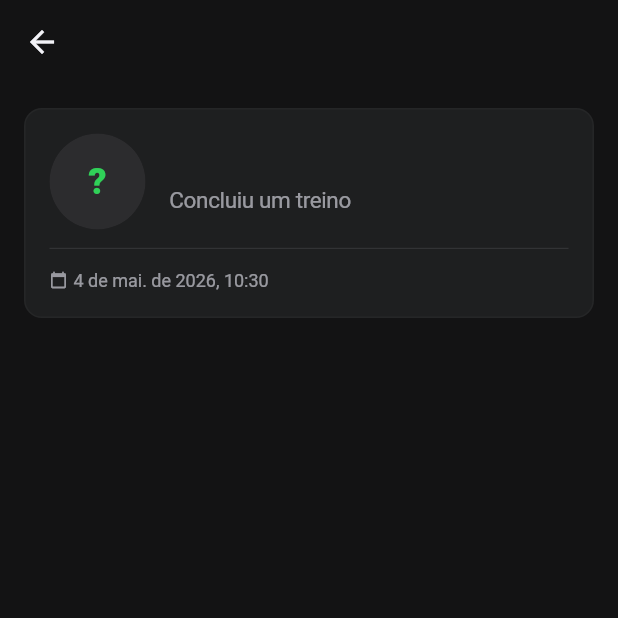
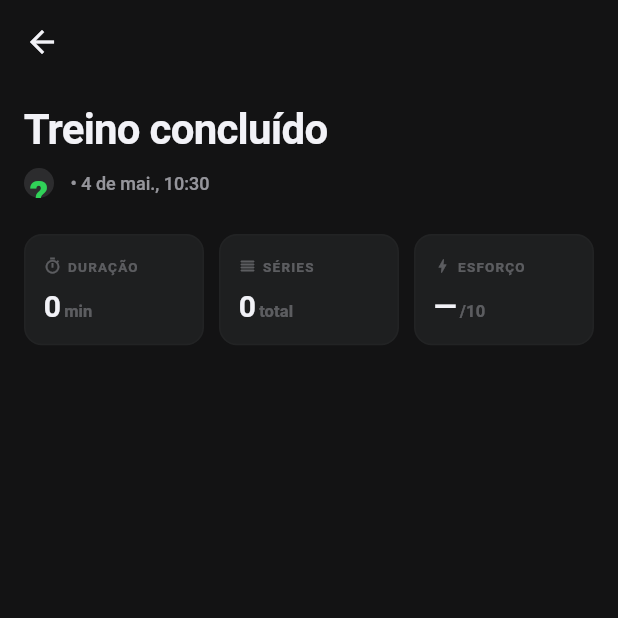
Before and after one commit to lisergiomusic/appfit, a Flutter app: the PersonalLogDetalhePage screen opened directly with empty values, on a phone screen of 412 x 824 dp, the top half of it. Run offline on Flutter 3.47's test engine with Material 3 defaults, Android fonts, the phone set to English and light mode, and no system bars; our stand-ins replace cached_network_image, firebase_core, flutter_inset_shadow, font_awesome_flutter, image_picker, intl_phone_field and 4 more; accounts and stored records are empty.

Commit message:
refactor(personal): redesign log detail header and implement training metrics summary
- Replace the container-based header with a prominent title section using `AppTheme.bigTitle` and a compact student info row
- Implement dynamic workout volume and total sets calculation logic based on exercise performance data
- Introduce a "Summary Grid" using a new `_SummaryItem` component to display duration, volume, and effort metrics
- Add `_getEsforcoColor` to provide visual color coding for perceived effort levels (RPE) on a scale of 1-10
- Refine date and time presentation by separating day/month from the timestamp for better readability
- Implement abbreviated volume formatting (e.g., "1.2k") for high-volume sessions
- Standardize metric card aesthetics with specific typography, iconography, and subtle borders using `AppColors.surfaceDark`

```diff
--- a/lib/features/alunos/personal/pages/personal_log_detalhe_page.dart
+++ b/lib/features/alunos/personal/pages/personal_log_detalhe_page.dart
@@ -55,85 +55,171 @@ class _CabecalhoCard extends StatelessWidget {
 
   @override
   Widget build(BuildContext context) {
-    final dataFormatada = DateFormat("d 'de' MMM 'de' yyyy, HH:mm", 'pt_BR')
-        .format(item.dataHora);
+    final dataFormatada = DateFormat("d 'de' MMM", 'pt_BR').format(item.dataHora);
+    final horaFormatada = DateFormat("HH:mm", 'pt_BR').format(item.dataHora);
 
+    // Cálculos de Volume e Séries
+    double volumeTotal = 0;
+    int seriesTotais = 0;
+    for (var ex in item.exercicios) {
+      final series = (ex['series'] as List?)?.cast<Map<String, dynamic>>() ?? [];
+      seriesTotais += series.length;
+      for (var s in series) {
+        final peso = double.tryParse(s['pesoRealizado']?.toString() ?? '0') ?? 0;
+        final reps = int.tryParse(s['repsRealizadas']?.toString() ?? '0') ?? 0;
+        volumeTotal += peso * reps;
+      }
+    }
+
+    final hasVolume = volumeTotal > 0;
+    final volumeDisplay = volumeTotal >= 1000
+        ? '${(volumeTotal / 1000).toStringAsFixed(1)}k'
+        : volumeTotal.toStringAsFixed(0);
+
+    return Column(
+      crossAxisAlignment: CrossAxisAlignment.start,
+      children: [
+        // Hero Section
+        Text(
+          item.sessaoNome.isEmpty ? 'Treino concluído' : item.sessaoNome,
+          style: AppTheme.bigTitle.copyWith(
+            fontSize: 28,
+            letterSpacing: -0.5,
+          ),
+        ),
+        const SizedBox(height: 12),
+        Row(
+          children: [
+            AppAvatar(
+              name: item.alunoNome,
+              photoUrl: item.alunoPhotoUrl,
+              radius: 10,
+              showBorder: false,
+            ),
+            const SizedBox(width: 8),
+            Text(
+              '${item.alunoNome} • $dataFormatada, $horaFormatada',
+              style: AppTheme.caption.copyWith(
+                color: AppColors.labelSecondary,
+                fontWeight: FontWeight.w500,
+              ),
+            ),
+          ],
+        ),
+        const SizedBox(height: 24),
+
+        // Summary Grid
+        Row(
+          children: [
+            Expanded(
+              child: _SummaryItem(
+                label: 'DURAÇÃO',
+                value: '${item.duracaoMinutos}',
+                unit: 'min',
+                icon: Icons.timer_outlined,
+              ),
+            ),
+            const SizedBox(width: 10),
+            Expanded(
+              child: _SummaryItem(
+                label: hasVolume ? 'VOLUME' : 'SÉRIES',
+                value: hasVolume ? volumeDisplay : '$seriesTotais',
+                unit: hasVolume ? 'kg' : 'total',
+                icon: hasVolume ? Icons.fitness_center_rounded : Icons.reorder_rounded,
+              ),
+            ),
+            const SizedBox(width: 10),
+            Expanded(
+              child: _SummaryItem(
+                label: 'ESFORÇO',
+                value: item.esforco != null && item.esforco! > 0 ? '${item.esforco}' : '—',
+                unit: '/10',
+                icon: Icons.bolt_rounded,
+                valueColor: (item.esforco != null && item.esforco! > 0)
+                    ? _getEsforcoColor(item.esforco!)
+                    : null,
+              ),
+            ),
+          ],
+        ),
+      ],
+    );
+  }
+
+  Color _getEsforcoColor(int v) {
+    if (v <= 5) return AppColors.primary;
+    if (v <= 7) return AppColors.accentMetrics;
+    if (v <= 9) return const Color(0xFFFF6B35);
+    return AppColors.systemRed;
+  }
+}
+
+class _SummaryItem extends StatelessWidget {
+  final String label;
+  final String value;
+  final String unit;
+  final IconData icon;
+  final Color? valueColor;
+
+  const _SummaryItem({
+    required this.label,
+    required this.value,
+    required this.unit,
+    required this.icon,
+    this.valueColor,
+  });
+
+  @override
+  Widget build(BuildContext context) {
     return Container(
-      padding: CardTokens.padding,
+      padding: const EdgeInsets.symmetric(horizontal: 12, vertical: 14),
       decoration: BoxDecoration(
         color: AppColors.surfaceDark,
         borderRadius: BorderRadius.circular(AppTheme.radiusLG),
-        border: Border.all(color: Colors.white.withAlpha(8)),
+        border: Border.all(color: Colors.white.withAlpha(5)),
       ),
       child: Column(
         crossAxisAlignment: CrossAxisAlignment.start,
         children: [
           Row(
             children: [
-              AppAvatar(
-                name: item.alunoNome,
-                photoUrl: item.alunoPhotoUrl,
-                radius: AvatarTokens.lg,
-                showBorder: false,
-              ),
-              const SizedBox(width: 16),
-              Expanded(
-                child: Column(
-                  crossAxisAlignment: CrossAxisAlignment.start,
-                  children: [
-                    Text(item.alunoNome, style: AppTheme.cardTitle.copyWith(
-                      fontSize: 20,
-                    )),
-                    const SizedBox(height: SpacingTokens.xs),
-                    Text(
-                      item.sessaoNome.isEmpty
-                          ? 'Concluiu um treino'
-                          : 'Concluiu o treino "${item.sessaoNome}"',
-                      style: AppTheme.cardSubtitle,
-                    ),
-                  ],
+              Icon(icon, size: 12, color: AppColors.labelTertiary),
+              const SizedBox(width: 4),
+              Text(
+                label,
+                style: AppTheme.microLabelTextStyle.copyWith(
+                  fontSize: 9,
+                  color: AppColors.labelTertiary,
                 ),
               ),
             ],
           ),
-          const SizedBox(height: SpacingTokens.md),
-          Divider(height: 1, thickness: 0.5, color: AppColors.separator),
-          const SizedBox(height: SpacingTokens.md),
+          const SizedBox(height: 10),
           Row(
+            crossAxisAlignment: CrossAxisAlignment.baseline,
+            textBaseline: TextBaseline.alphabetic,
             children: [
-              _MetaChip(
-                icon: Icons.calendar_today_rounded,
-                label: dataFormatada,
+              Text(
+                value,
+                style: TextStyle(
+                  fontSize: 20,
+                  fontWeight: FontWeight.w700,
+                  color: valueColor ?? AppColors.labelPrimary,
+                  height: 1,
+                ),
               ),
-              if (item.duracaoMinutos > 0) ...[
-                const SizedBox(width: SpacingTokens.sm),
-                _MetaChip(
-                  icon: Icons.timer_rounded,
-                  label: '${item.duracaoMinutos} min',
+              const SizedBox(width: 2),
+              Text(
+                unit,
+                style: AppTheme.caption2.copyWith(
+                  color: AppColors.labelTertiary,
+                  fontWeight: FontWeight.w600,
                 ),
-              ],
+              ),
             ],
           ),
         ],
       ),
-    );
-  }
-}
-
-class _MetaChip extends StatelessWidget {
-  final IconData icon;
-  final String label;
-  const _MetaChip({required this.icon, required this.label});
-
-  @override
-  Widget build(BuildContext context) {
-    return Row(
-      mainAxisSize: MainAxisSize.min,
-      children: [
-        Icon(icon, size: 12, color: AppColors.labelSecondary),
-        const SizedBox(width: 4),
-        Text(label, style: AppTheme.caption),
-      ],
     );
   }
 }
```
